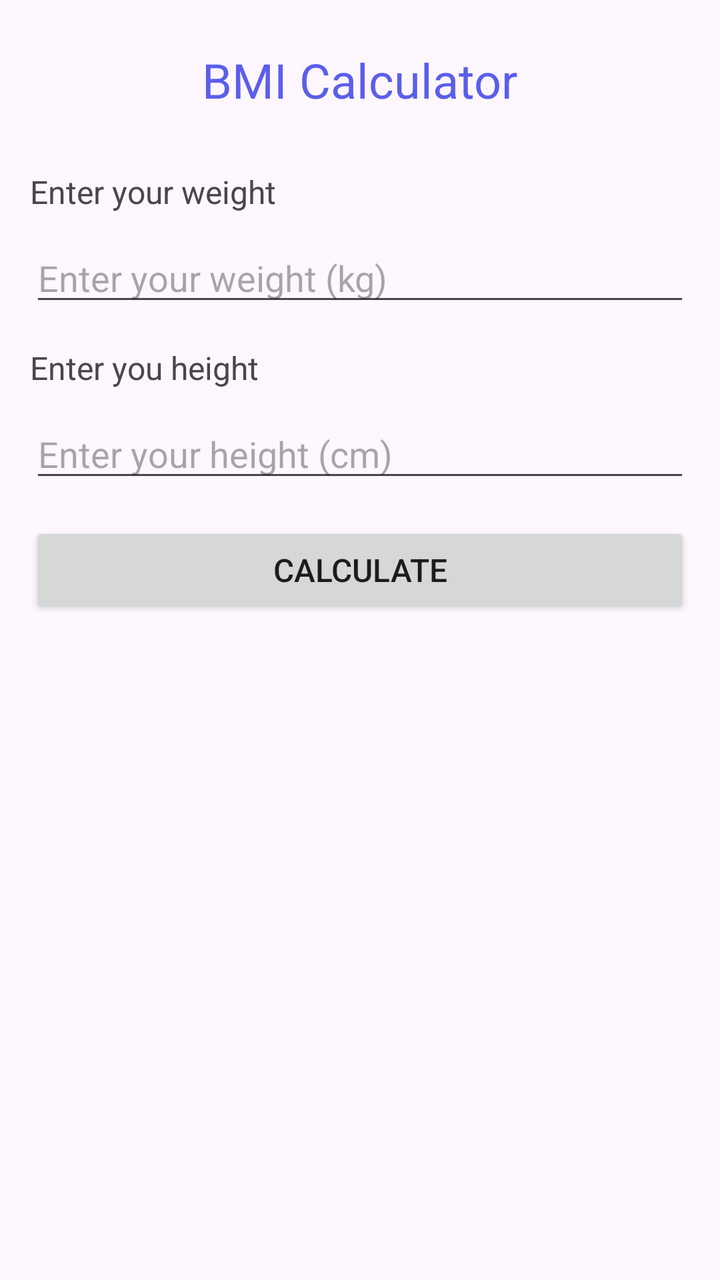
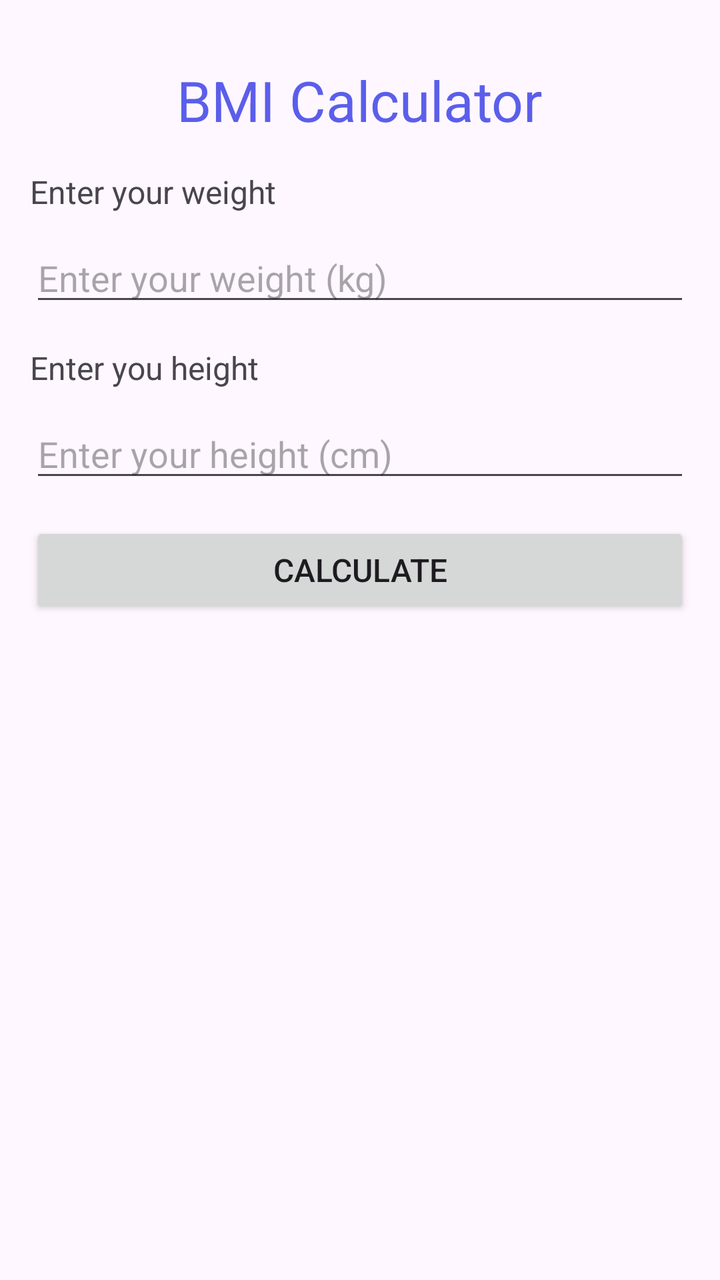

Two renders of the same Android screen: before a commit and after it. Below are the layout's source before the change and the commit's diff.
<!-- AndroidManifest.xml: application theme Theme.BMICalculator -->
<!-- res/layout/activity_main.xml -->
<?xml version="1.0" encoding="utf-8"?>
<LinearLayout xmlns:android="http://schemas.android.com/apk/res/android"
    xmlns:tools="http://schemas.android.com/tools"
    android:id="@+id/main"
    android:layout_width="match_parent"
    android:layout_height="match_parent"
    android:orientation="vertical"
    android:padding="15dp"
    tools:context=".MainActivity">

    <FrameLayout
        android:layout_width="match_parent"
        android:layout_height="70dp"

        >

        <TextView
            android:layout_width="wrap_content"
            android:layout_height="wrap_content"
            android:layout_gravity="center"
            android:layout_marginBottom="10dp"
            android:text="BMI Calculator"
            android:textColor="#5b5eeb"
            android:textSize="24sp"

            />

    </FrameLayout>

    <TextView
        android:layout_width="wrap_content"
        android:layout_height="wrap_content"
        android:layout_marginBottom="10dp"
        android:text="Enter your weight"
        android:textSize="16sp"

        />

    <EditText
        android:id="@+id/etweight"
        android:layout_width="match_parent"
        android:layout_height="wrap_content"
        android:layout_gravity="center"
        android:layout_marginBottom="15dp"
        android:hint="Enter your weight (kg)"

        />

    <TextView
        android:layout_width="wrap_content"
        android:layout_height="wrap_content"
        android:layout_marginBottom="10dp"
        android:hint="Enter your height (cm)"
        android:text="Enter you height"
        android:textSize="16sp"

        />

    <EditText
        android:id="@+id/etheight"
        android:layout_width="match_parent"
        android:layout_height="wrap_content"
        android:layout_gravity="center"
        android:layout_marginBottom="15dp"
        android:hint="Enter your height (cm)"

        />

    <Button
        android:id="@+id/btncalculate"
        android:layout_width="match_parent"
        android:layout_height="wrap_content"
        android:layout_marginBottom="15dp"
        android:text="Calculate"
        android:textSize="16sp"

        />

    <TextView
        android:id="@+id/txtresult"
        android:layout_width="wrap_content"
        android:layout_height="wrap_content"
        android:layout_gravity="center"


        />

</LinearLayout>
<!-- resources referenced by this layout -->
<resources>
  <style name="Theme.BMICalculator" parent="Base.Theme.BMICalculator" />
  <style name="Base.Theme.BMICalculator" parent="Theme.Material3.DayNight.NoActionBar">
          
          
      </style>
</resources>

<!-- the commit's change to res/layout/activity_main.xml (unified diff, before → after) -->
@@ -12,16 +12,16 @@
         android:layout_width="match_parent"
         android:layout_height="70dp"
 
+
         >
 
         <TextView
             android:layout_width="wrap_content"
             android:layout_height="wrap_content"
             android:layout_gravity="center"
-            android:layout_marginBottom="10dp"
             android:text="BMI Calculator"
             android:textColor="#5b5eeb"
-            android:textSize="24sp"
+            android:textSize="28sp"
 
             />
 
